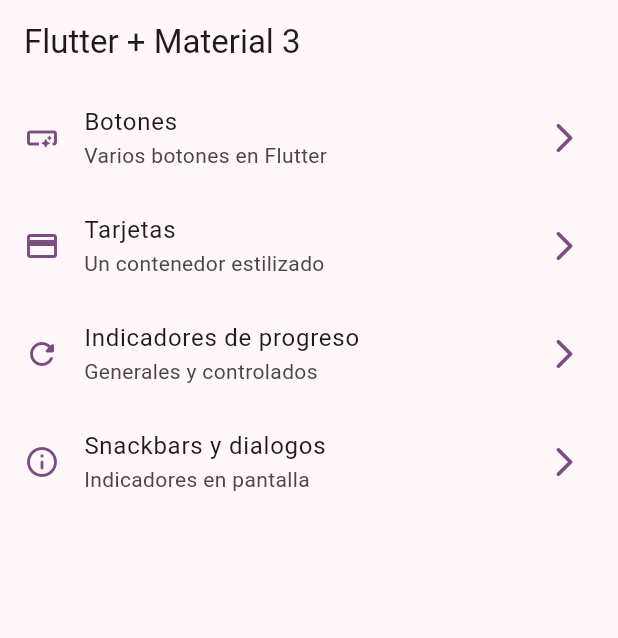
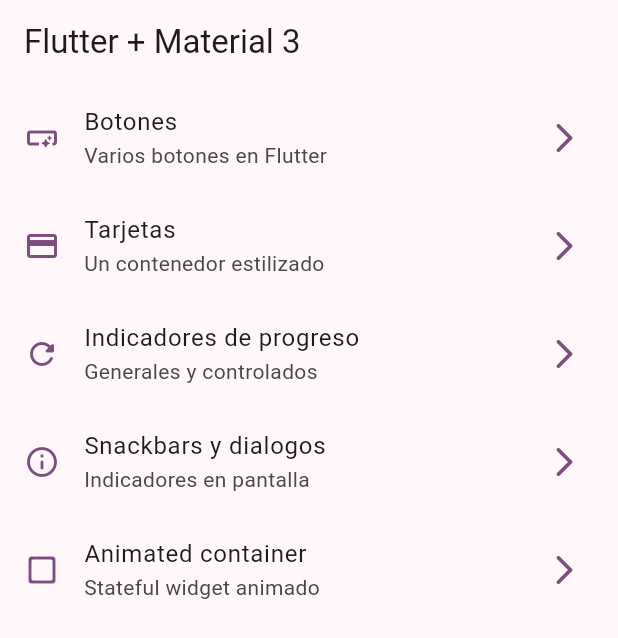
Before and after one commit to marcelaTrujilloToro/course-flutter-widgets, a Flutter app: the HomeScreen screen opened by its route, on a phone screen of 412 x 824 dp. Shown: the top 638 px of the screen. Run offline on Flutter 3.47's test engine with Material 3 defaults, Android fonts, the phone set to English and light mode, and no system bars; our stand-ins replace go_router.

Commit message:
feat: work in animated container

```diff
--- a/lib/config/menu/menu_items.dart
+++ b/lib/config/menu/menu_items.dart
@@ -41,5 +41,11 @@ const appMenuItems = <MenuItem>[
     subTitle: 'Indicadores en pantalla',
     link: '/snackbars',
     icon: Icons.info_outline_rounded,
+  ),
+  MenuItem(
+    title: 'Animated container',
+    subTitle: 'Stateful widget animado',
+    link: '/animated',
+    icon: Icons.check_box_outline_blank_rounded,
   )
 ];
--- a/lib/config/router/app_router.dart
+++ b/lib/config/router/app_router.dart
@@ -3,7 +3,7 @@ import 'package:widgets_app/presentation/screens/screens.dart';
 
 // GoRouter configuration
 final appRouter = GoRouter(
-  initialLocation: '/snackbars',
+  initialLocation: '/animated',
   routes: [
     GoRoute(
       path: '/',
@@ -30,5 +30,10 @@ final appRouter = GoRouter(
       name: SnackbarScreen.name,
       builder: (context, state) => const SnackbarScreen(),
     ),
+    GoRoute(
+      path: '/animated',
+      name: AnimatedScreen.name,
+      builder: (context, state) => const AnimatedScreen(),
+    ),
   ],
 );
```
Also changed, not shown: lib/presentation/screens/animated/animated_screen.dart (+19 -1 lines).
